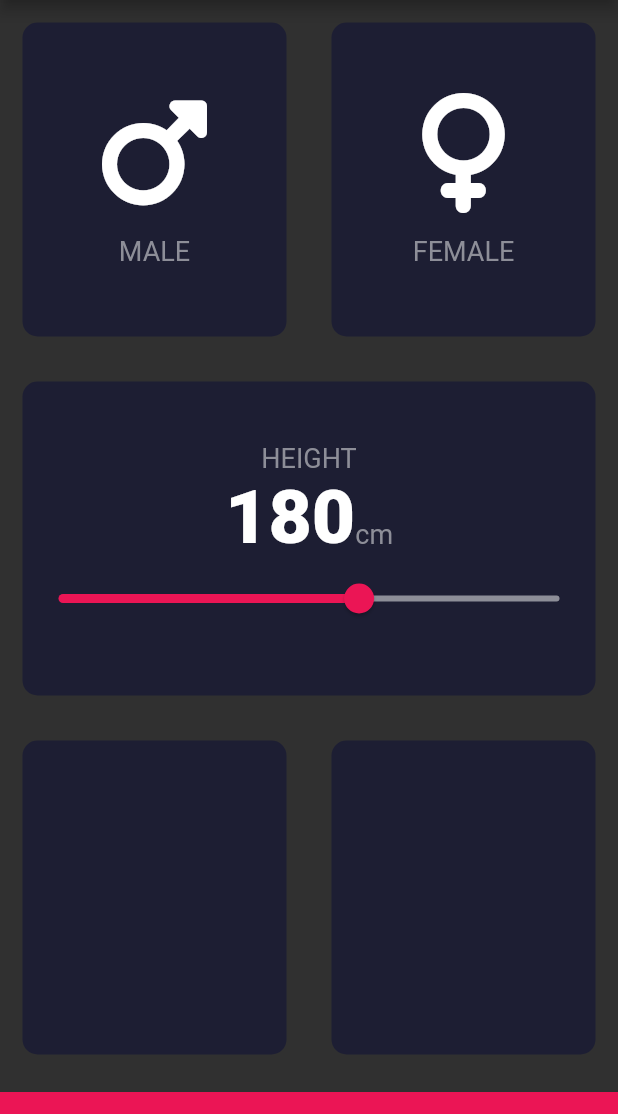
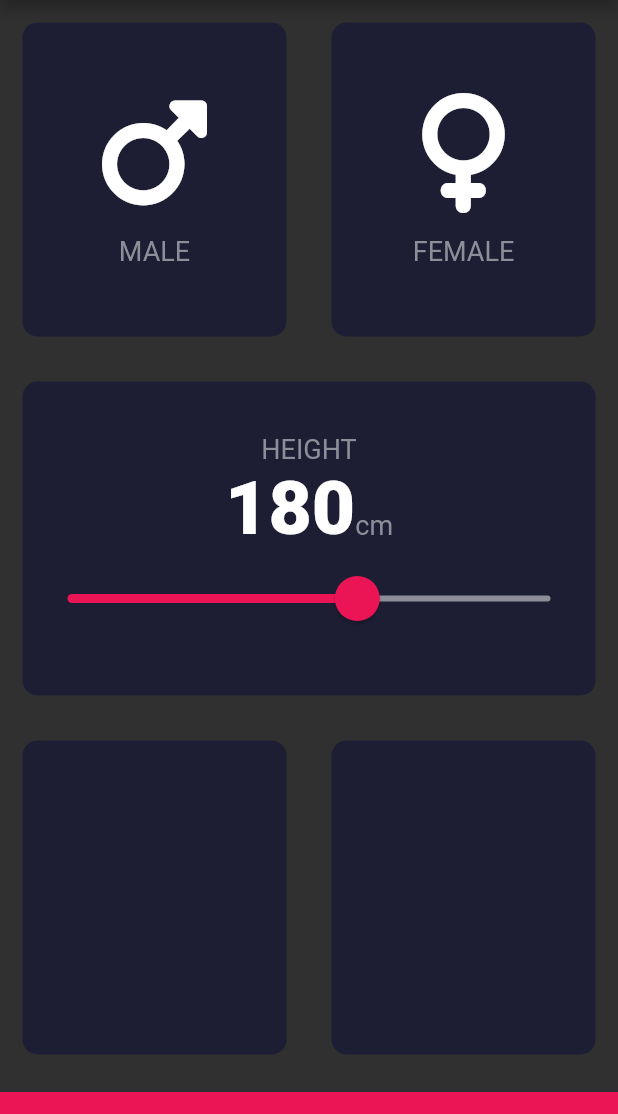
Before and after one commit to PratikBali/bmi_calculator_flutter, a Flutter app: the screen it shows after launch, on a phone screen of 412 x 824 dp, the part 84-1198 px from its top. Run offline on Flutter 3.47's test engine with Material 2 defaults, Android fonts, the phone set to English and light mode, and no system bars; our stand-ins replace font_awesome_flutter.

Commit message:
slider added

```diff
--- a/lib/input_page.dart
+++ b/lib/input_page.dart
@@ -64,17 +64,25 @@ class _InputPageState extends State<InputPage> {
                       Text('cm',style: kLabelTextStyle),
                     ],
                   ),
-                  Slider(
+                  SliderTheme(
+                    data: SliderTheme.of(context).copyWith(
+                      thumbShape: RoundSliderThumbShape(enabledThumbRadius: 15.0),
+                      thumbColor: kNormalPink,
+                      overlayColor: kDarkPink,
+                      overlayShape: RoundSliderOverlayShape(overlayRadius: 30.0)
+                    ),
+                    child: Slider(
                         value: height.toDouble(),
                         min: 120.0,
                         max: 220.0,
-                      activeColor: kDarkPink,
+                        activeColor: kNormalPink,
                         inactiveColor: kLightGrey,
                         onChanged: (double newValue) {
                           setState(() {
                             height = newValue.round();
                           });
                         }
+                    ),
                   )
                 ],
               ),
@@ -104,7 +112,7 @@ class _InputPageState extends State<InputPage> {
             ],
           )),
           Container(
-            color: kDarkPink,
+            color: kNormalPink,
             margin: EdgeInsets.only(top: 10.0),
             width: double.infinity,
             height: 40.0,
--- a/lib/variables.dart
+++ b/lib/variables.dart
@@ -1,7 +1,8 @@
 import 'package:flutter/material.dart';
 
 const kDarkBlue = Color(0xFF1D1E33);
-const kDarkPink = Color(0xFFEB1555);
+const kNormalPink = Color(0xFFEB1555);
+const kDarkPink = Color(0x29EB1555);
 const kLightGrey = Color(0xFF8D8E98);
 const kDarkGrey = Color(0xFF111328);
 const kMaterialBlack = Colors.black;
```
Lines whose indentation alone changed are shown as unchanged.
